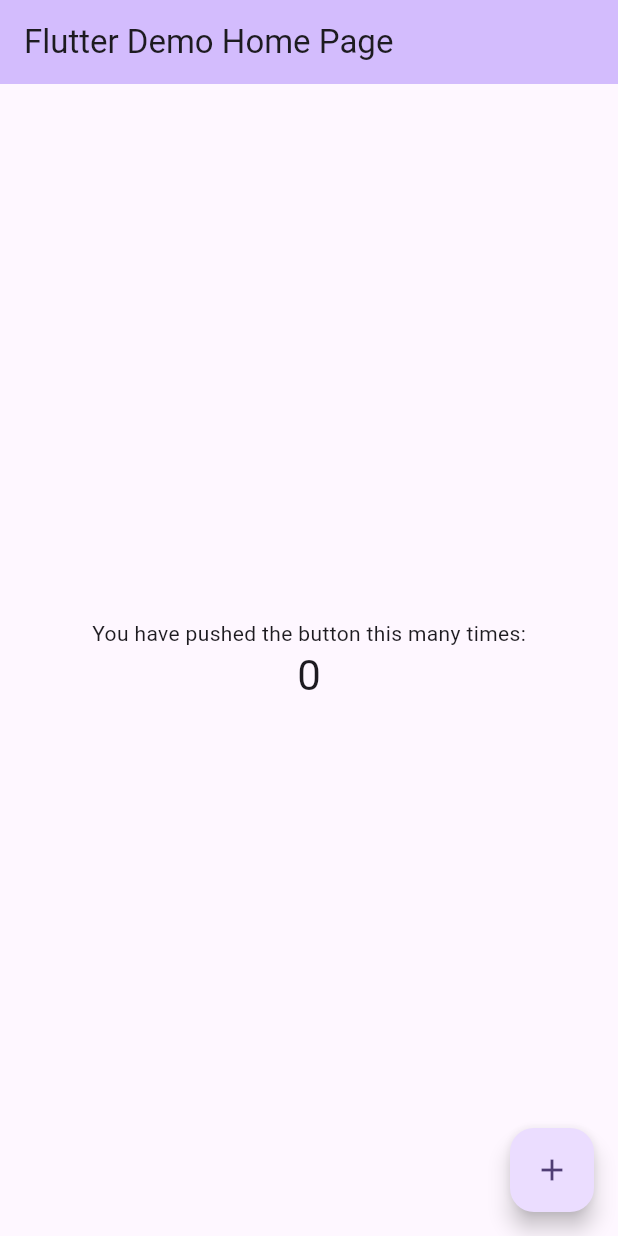
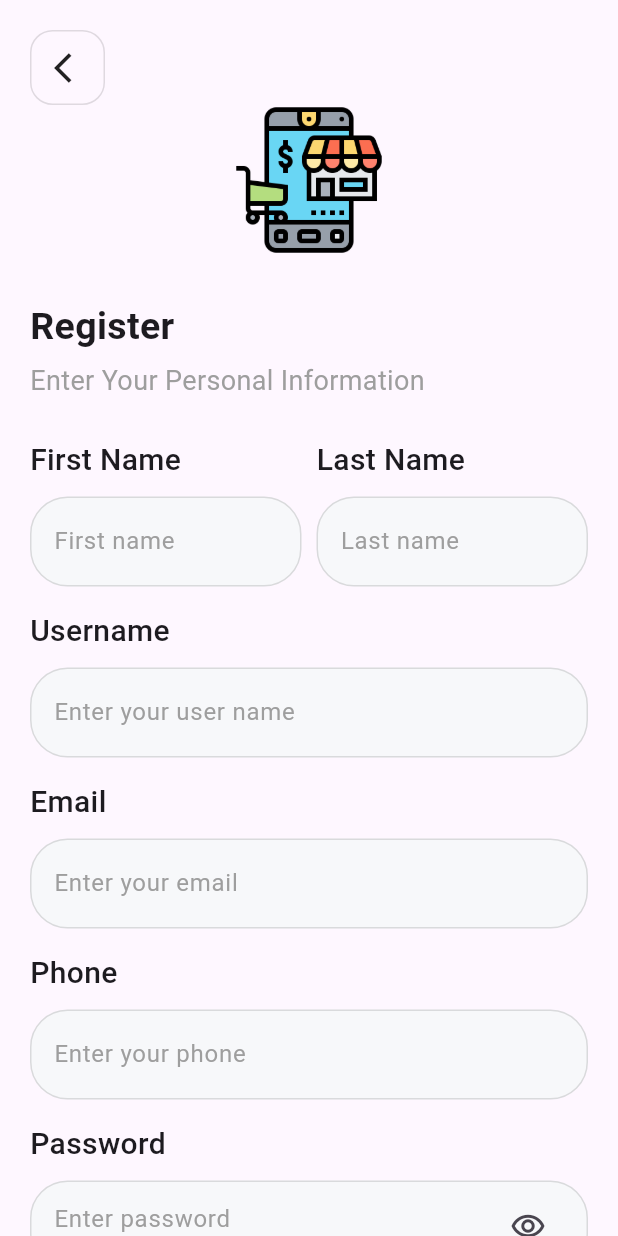
Before and after one commit to Mahmoud-Niazy/IEEE_Final_Project_Intermediate_Level_E-Commerce_App, a Flutter app: the screen it shows after launch, on a phone screen of 412 x 824 dp. Run offline on Flutter 3.47's test engine with Material 3 defaults, Android fonts, the phone set to English and light mode, and no system bars; our stand-ins replace dio.

Commit message:
'User Register Completed'

```diff
--- /dev/null
+++ b/lib/core/api_services/api_services.dart
@@ -0,0 +1,25 @@
+import 'package:dio/dio.dart';
+
+class ApiServices {
+  static late Dio dio;
+
+  static init() {
+    dio = Dio(
+      BaseOptions(
+        baseUrl: 'https://fakestoreapi.com/',
+      ),
+    );
+  }
+
+  Future<Response> postData({
+    required String path,
+    required Map<String,dynamic> data,
+  })async {
+    return await dio.post(
+      path,
+      data: data,
+    );
+  }
+
+
+}
--- /dev/null
+++ b/lib/core/app_assets/app_assets.dart
@@ -0,0 +1,3 @@
+class AppAssets{
+  static const String logo = 'assets/images/e-commerce.png';
+}
--- /dev/null
+++ b/lib/core/app_styles/app_styles.dart
@@ -0,0 +1,18 @@
+import 'package:flutter/material.dart';
+
+class AppStyles {
+  static const TextStyle style25 = TextStyle(
+    fontSize: 25,
+    fontWeight: FontWeight.bold,
+  );
+
+  static const TextStyle style18 = TextStyle(
+    fontSize: 18,
+    color: Colors.grey,
+  );
+
+  static const TextStyle style20 = TextStyle(
+    fontSize: 20,
+    fontWeight: FontWeight.w500,
+  );
+}
--- /dev/null
+++ b/lib/core/functions/show_snackbar.dart
@@ -0,0 +1,16 @@
+import 'package:flutter/material.dart';
+
+showSnackBar({
+  required BuildContext context,
+  required String text,
+  required Color color,
+}) {
+  ScaffoldMessenger.of(context).showSnackBar(
+    SnackBar(
+      content: Text(
+        text,
+      ),
+      backgroundColor: color,
+    ),
+  );
+}
--- /dev/null
+++ b/lib/core/widgets/custom_button.dart
@@ -0,0 +1,37 @@
+import 'package:flutter/material.dart';
+
+import '../app_styles/app_styles.dart';
+
+class CustomButton extends StatelessWidget {
+  final String title;
+
+  final void Function()? onPressed;
+
+  const CustomButton({
+    super.key,
+    required this.onPressed,
+    required this.title,
+  });
+
+  @override
+  Widget build(BuildContext context) {
+    return GestureDetector(
+      onTap: onPressed,
+      child: Container(
+        padding: const EdgeInsets.symmetric(vertical: 15),
+        width: double.infinity,
+        decoration: BoxDecoration(
+          color: Colors.blue,
+          borderRadius: BorderRadius.circular(25),
+        ),
+        child: Center(
+          child: Text(
+            title,
+            style:
+                AppStyles.style18.copyWith(color: Colors.white, fontSize: 16),
+          ),
+        ),
+      ),
+    );
+  }
+}
--- /dev/null
+++ b/lib/core/widgets/custom_icon_button.dart
@@ -0,0 +1,20 @@
+import 'package:flutter/material.dart';
+
+class CustomIconButton extends StatelessWidget{
+  final IconData icon ;
+  final void Function()? onPressed ;
+
+  const CustomIconButton({super.key,
+    required this.onPressed,
+    required this.icon,
+});
+  @override
+  Widget build(BuildContext context) {
+    return IconButton(
+      icon: Icon(
+        icon
+      ),
+      onPressed: onPressed,
+    );
+  }
+}
--- /dev/null
+++ b/lib/features/auth/data/models/user_model.dart
@@ -0,0 +1,44 @@
+class UserModel {
+  final int? id;
+  final String email;
+  final String userName;
+  final String fName;
+  final String lName;
+  final String password;
+  final String phone;
+
+  UserModel({
+    required this.phone,
+    required this.email,
+    required this.password,
+    required this.fName,
+    required this.lName,
+    required this.userName,
+    this.id,
+  });
+
+  factory UserModel.fromJson(Map<String, dynamic> json) {
+    return UserModel(
+      phone: json['phone'],
+      email: json['email'],
+      password: json['password'],
+      fName: json['name']['firstname'],
+      lName: json['name']['lastname'],
+      userName: json['username'],
+      id: json['id'],
+    );
+  }
+
+  toMap(){
+    return {
+      'email':email,
+      'username':userName,
+      'password':password,
+      'name':{
+        'firstname':fName,
+        'lastname':lName
+      },
+      'phone':phone
+    };
+  }
+}
--- /dev/null
+++ b/lib/features/auth/data/repos/auth_repo.dart
@@ -0,0 +1,5 @@
+import '../models/user_model.dart';
+
+abstract class AuthRepo {
+  Future<void> userRegister(UserModel user);
+}
--- /dev/null
+++ b/lib/features/auth/data/repos/auth_repo_imp.dart
@@ -0,0 +1,17 @@
+import 'package:e_commerce/core/api_services/api_services.dart';
+import 'package:e_commerce/features/auth/data/models/user_model.dart';
+import 'package:e_commerce/features/auth/data/repos/auth_repo.dart';
+
+class AuthRepoImp extends AuthRepo {
+  ApiServices apiServices;
+
+  AuthRepoImp(this.apiServices);
+
+  @override
+  Future<void> userRegister(UserModel user) async{
+    await apiServices.postData(
+      path: 'users',
+      data: user.toMap(),
+    );
+  }
+}
--- /dev/null
+++ b/lib/features/auth/presentation/manager/user_register_provider/user_register_provider.dart
@@ -0,0 +1,13 @@
+import 'package:e_commerce/features/auth/data/models/user_model.dart';
+import 'package:flutter/material.dart';
+
+import '../../../data/repos/auth_repo.dart';
+
+class UserRegisterProvider extends ChangeNotifier{
+  AuthRepo authRepo ;
+
+  UserRegisterProvider(this.authRepo);
+  Future<void> userRegister(UserModel user)async{
+    await authRepo.userRegister(user);
+  }
+}
--- /dev/null
+++ b/lib/features/auth/presentation/view/register_view.dart
@@ -0,0 +1,290 @@
+import 'package:e_commerce/core/api_services/api_services.dart';
+import 'package:e_commerce/core/app_assets/app_assets.dart';
+import 'package:e_commerce/core/app_styles/app_styles.dart';
+import 'package:e_commerce/core/functions/show_snackbar.dart';
+import 'package:e_commerce/core/widgets/custom_button.dart';
+import 'package:e_commerce/features/auth/data/models/user_model.dart';
+import 'package:e_commerce/features/auth/data/repos/auth_repo_imp.dart';
+import 'package:e_commerce/features/auth/presentation/manager/user_register_provider/user_register_provider.dart';
+import 'package:e_commerce/features/auth/presentation/view/widgets/back_button.dart';
+import 'package:e_commerce/features/auth/presentation/view/widgets/custom_text_form_field.dart';
+import 'package:flutter/material.dart';
+import 'package:provider/provider.dart';
+
+class RegisterView extends StatelessWidget {
+  static TextEditingController fNameController = TextEditingController();
+  static TextEditingController lNameController = TextEditingController();
+  static TextEditingController userNameController = TextEditingController();
+  static TextEditingController emailController = TextEditingController();
+  static TextEditingController phoneController = TextEditingController();
+  static TextEditingController passwordController = TextEditingController();
+  static TextEditingController confirmPasswordController =
+      TextEditingController();
+
+  static GlobalKey<FormState> formKey = GlobalKey<FormState>();
+
+  const RegisterView({super.key});
+
+  @override
+  Widget build(BuildContext context) {
+    return Scaffold(
+      body: SafeArea(
+        child: Padding(
+          padding: const EdgeInsets.only(
+            right: 20,
+            left: 20,
+            top: 20,
+          ),
+          child: SingleChildScrollView(
+            physics: const BouncingScrollPhysics(),
+            child: Form(
+              key: formKey,
+              child: ChangeNotifierProvider(
+                create: (context) =>
+                    UserRegisterProvider(AuthRepoImp(ApiServices())),
+                child: Column(
+                  crossAxisAlignment: CrossAxisAlignment.start,
+                  children: [
+                    const CustomBackButton(),
+                    Center(
+                      child: Image.asset(
+                        AppAssets.logo,
+                        height: 100,
+                      ),
+                    ),
+                    const SizedBox(
+                      height: 30,
+                    ),
+                    const Text(
+                      'Register',
+                      style: AppStyles.style25,
+                    ),
+                    const SizedBox(
+                      height: 5,
+                    ),
+                    const Text(
+                      'Enter Your Personal Information',
+                      style: AppStyles.style18,
+                    ),
+                    const SizedBox(
+                      height: 25,
+                    ),
+                    Row(
+                      children: [
+                        Expanded(
+                          child: Column(
+                            crossAxisAlignment: CrossAxisAlignment.start,
+                            children: [
+                              Text(
+                                'First Name',
+                                style: AppStyles.style20,
+                              ),
+                              SizedBox(
+                                height: 10,
+                              ),
+                              CustomTextFormField(
+                                title: 'First name',
+                                controller: fNameController,
+                                validator: (value) {
+                                  if (value!.isEmpty) {
+                                    return 'Enter your first name';
+                                  }
+                                  return null;
+                                },
+                              ),
+                            ],
+                          ),
+                        ),
+                        SizedBox(
+                          width: 10,
+                        ),
+                        Expanded(
+                          child: Column(
+                            crossAxisAlignment: CrossAxisAlignment.start,
+                            children: [
+                              Text(
+                                'Last Name',
+                                style: AppStyles.style20,
+                              ),
+                              SizedBox(
+                                height: 10,
+                              ),
+                              CustomTextFormField(
+                                title: 'Last name',
+                                controller: lNameController,
+                                validator: (value) {
+                                  if (value!.isEmpty) {
+                                    return 'Enter your last name';
+                                  }
+                                  return null;
+                                },
+                              ),
+                            ],
+                          ),
+                        ),
+                      ],
+                    ),
+                    const SizedBox(
+                      height: 15,
+                    ),
+                    const Text(
+                      'Username',
+                      style: AppStyles.style20,
+                    ),
+                    const SizedBox(
+                      height: 10,
+                    ),
+                    CustomTextFormField(
+                      title: 'Enter your user name',
+                      controller: userNameController,
+                      validator: (value) {
+                        if (value!.isEmpty) {
+                          return 'Enter your user name';
+                        }
+                        return null;
+                      },
+                    ),
+                    const SizedBox(
+                      height: 15,
+                    ),
+                    const Text(
+                      'Email',
+                      style: AppStyles.style20,
+                    ),
+                    const SizedBox(
+                      height: 10,
+                    ),
+                    CustomTextFormField(
+                      title: 'Enter your email',
+                      keyboardType: TextInputType.emailAddress,
+                      controller: emailController,
+                      validator: (value) {
+                        if (value!.isEmpty) {
+                          return 'Enter your email';
+                        }
+                        if (!emailController.text.contains('@')) {
+                          return 'Email is not valid';
+                        }
+                        return null;
+                      },
+                    ),
+                    const SizedBox(
+                      height: 15,
+                    ),
+                    const Text(
+                      'Phone',
+                      style: AppStyles.style20,
+                    ),
+                    const SizedBox(
+                      height: 10,
+                    ),
+                    CustomTextFormField(
+                      title: 'Enter your phone',
+                      controller: phoneController,
+                      validator: (value) {
+                        if (value!.isEmpty) {
+                          return 'Enter your phone';
+                        }
+                        if (phoneController.text.length != 11) {
+                          return 'Phone must be 11 numbers';
+                        }
+                        return null;
+                      },
+                      keyboardType: TextInputType.phone,
+                    ),
+                    const SizedBox(
+                      height: 15,
+                    ),
+                    const Text(
+                      'Password',
+                      style: AppStyles.style20,
+                    ),
+                    const SizedBox(
+                      height: 10,
+                    ),
+                    CustomTextFormField(
+                      title: 'Enter password',
+                      controller: passwordController,
+                      validator: (value) {
+                        if (value!.isEmpty) {
+                          return 'Enter your password';
+                        }
+                        return null;
+                      },
+                      isPassword: true,
+                      isSuffixIconShown: true,
+                    ),
+                    const SizedBox(
+                      height: 15,
+                    ),
+                    const Text(
+                      'Confirm Password',
+                      style: AppStyles.style20,
+                    ),
+                    const SizedBox(
+                      height: 10,
+                    ),
+                    CustomTextFormField(
+                      title: 'Enter confirm password',
+                      controller: confirmPasswordController,
+                      validator: (value) {
+                        if (value!.isEmpty) {
+                          return 'Enter password confirmation';
+                        }
+                        if (passwordController.text !=
+                            confirmPasswordController.text) {
+                          return 'two passwords are not equal';
+                        }
+                        return null;
+                      },
+                      isPassword: true,
+                      isSuffixIconShown: true,
+                    ),
+                    const SizedBox(
+                      height: 20,
+                    ),
+                    Consumer<UserRegisterProvider>(
+                        builder: (context, userRegisterProvider, child) {
+                      return CustomButton(
+                        onPressed: () async {
+                          if (formKey.currentState!.validate()) {
+                            try {
+                              UserModel user = UserModel(
+                                phone: phoneController.text,
+                                email: emailController.text,
+                                password: passwordController.text,
+                                fName: fNameController.text,
+                                lName: lNameController.text,
+                                userName: userNameController.text,
+                              );
+                              await userRegisterProvider.userRegister(user);
+                              showSnackBar(
+                                context: context,
+                                text: 'Success',
+                                color: Colors.blue,
+                              );
+                            } catch (error) {
+                              showSnackBar(
+                                context: context,
+                                text: 'Error',
+                                color: Colors.red,
+                              );
+                            }
+                          }
+                        },
+                        title: 'Register',
+                      );
+                    }),
+                    SizedBox(
+                      height: 60,
+                    ),
+                  ],
+                ),
+              ),
+            ),
+          ),
+        ),
+      ),
+    );
+  }
+}
--- /dev/null
+++ b/lib/features/auth/presentation/view/widgets/back_button.dart
@@ -0,0 +1,28 @@
+import 'package:flutter/material.dart';
+
+class CustomBackButton extends StatelessWidget{
+  const CustomBackButton({super.key});
+
+  @override
+  Widget build(BuildContext context) {
+    return GestureDetector(
+      onTap: (){},
+      child: Container(
+        height: 50,
+        width: 50,
+        padding: const EdgeInsets.symmetric(
+          horizontal: 15,
+        ),
+        decoration: BoxDecoration(
+          border: Border.all(
+            color: Colors.black12,
+          ),
+          borderRadius: BorderRadius.circular(15),
+        ),
+        child: const Icon(
+          Icons.arrow_back_ios,
+        ),
+      ),
+    );
+  }
+}
--- /dev/null
+++ b/lib/features/auth/presentation/view/widgets/custom_text_form_field.dart
@@ -0,0 +1,67 @@
+import 'package:e_commerce/core/widgets/custom_icon_button.dart';
+import 'package:flutter/material.dart';
+
+import '../../../../../core/app_styles/app_styles.dart';
+
+class CustomTextFormField extends StatefulWidget {
+  final String title;
+  bool isPassword;
+  final bool isSuffixIconShown;
+  final TextInputType? keyboardType ;
+  final String? Function(String?)? validator ;
+  final TextEditingController controller ;
+
+  CustomTextFormField({
+    super.key,
+    required this.title,
+    this.isPassword = false,
+    this.isSuffixIconShown = false,
+    this.keyboardType,
+    required this.validator,
+    required this.controller,
+  });
+
+  @override
+  State<CustomTextFormField> createState() => _CustomTextFormFieldState();
+}
+
+class _CustomTextFormFieldState extends State<CustomTextFormField> {
+  @override
+  Widget build(BuildContext context) {
+    return Container(
+      decoration: BoxDecoration(
+        color: const Color(0xFFF7F8FA),
+        border: Border.all(
+          color: Colors.black12,
+        ),
+        borderRadius: BorderRadius.circular(25),
+      ),
+      padding: const EdgeInsets.symmetric(horizontal: 15, vertical: 5),
+      child: TextFormField(
+        controller: widget.controller,
+        validator: widget.validator,
+        keyboardType: widget.keyboardType ,
+        decoration: InputDecoration(
+          border: InputBorder.none,
+          hintText: widget.title,
+          hintStyle: AppStyles.style18.copyWith(
+            fontSize: 16,
+          ),
+          suffixIcon: widget.isSuffixIconShown == true
+              ? CustomIconButton(
+                  onPressed: () {
+                    setState(() {
+                      widget.isPassword = !widget.isPassword;
+                    });
+                  },
+                  icon: widget.isPassword
+                      ? Icons.remove_red_eye_outlined
+                      : Icons.visibility_off_outlined,
+                )
+              : null,
+        ),
+        obscureText: widget.isPassword,
+      ),
+    );
+  }
+}
--- a/lib/main.dart
+++ b/lib/main.dart
@@ -1,125 +1,19 @@
+import 'package:e_commerce/core/api_services/api_services.dart';
+import 'package:e_commerce/features/auth/presentation/view/register_view.dart';
 import 'package:flutter/material.dart';
 
-void main() {
+void main(){
+  ApiServices.init();
   runApp(const MyApp());
 }
 
-class MyApp extends StatelessWidget {
+class MyApp extends StatelessWidget{
   const MyApp({super.key});
 
-  // This widget is the root of your application.
   @override
   Widget build(BuildContext context) {
-    return MaterialApp(
-      title: 'Flutter Demo',
-      theme: ThemeData(
-        // This is the theme of your application.
-        //
-        // TRY THIS: Try running your application with "flutter run". You'll see
-        // the application has a purple toolbar. Then, without quitting the app,
-        // try changing the seedColor in the colorScheme below to Colors.green
-        // and then invoke "hot reload" (save your changes or press the "hot
-        // reload" button in a Flutter-supported IDE, or press "r" if you used
-        // the command line to start the app).
-        //
-        // Notice that the counter didn't reset back to zero; the application
-        // state is not lost during the reload. To reset the state, use hot
-        // restart instead.
-        //
-        // This works for code too, not just values: Most code changes can be
-        // tested with just a hot reload.
-        colorScheme: ColorScheme.fromSeed(seedColor: Colors.deepPurple),
-        useMaterial3: true,
-      ),
-      home: const MyHomePage(title: 'Flutter Demo Home Page'),
+    return const MaterialApp(
+      home: RegisterView(),
     );
   }
 }
-
-class MyHomePage extends StatefulWidget {
-  const MyHomePage({super.key, required this.title});
-
-  // This widget is the home page of your application. It is stateful, meaning
-  // that it has a State object (defined below) that contains fields that affect
-  // how it looks.
-
-  // This class is the configuration for the state. It holds the values (in this
-  // case the title) provided by the parent (in this case the App widget) and
-  // used by the build method of the State. Fields in a Widget subclass are
-  // always marked "final".
-
-  final String title;
-
-  @override
-  State<MyHomePage> createState() => _MyHomePageState();
-}
-
-class _MyHomePageState extends State<MyHomePage> {
-  int _counter = 0;
-
-  void _incrementCounter() {
-    setState(() {
-      // This call to setState tells the Flutter framework that something has
-      // changed in this State, which causes it to rerun the build method below
-      // so that the display can reflect the updated values. If we changed
-      // _counter without calling setState(), then the build method would not be
-      // called again, and so nothing would appear to happen.
-      _counter++;
-    });
-  }
-
-  @override
-  Widget build(BuildContext context) {
-    // This method is rerun every time setState is called, for instance as done
-    // by the _incrementCounter method above.
-    //
-    // The Flutter framework has been optimized to make rerunning build methods
-    // fast, so that you can just rebuild anything that needs updating rather
-    // than having to individually change instances of widgets.
-    return Scaffold(
-      appBar: AppBar(
-        // TRY THIS: Try changing the color here to a specific color (to
-        // Colors.amber, perhaps?) and trigger a hot reload to see the AppBar
-        // change color while the other colors stay the same.
-        backgroundColor: Theme.of(context).colorScheme.inversePrimary,
-        // Here we take the value from the MyHomePage object that was created by
-        // the App.build method, and use it to set our appbar title.
-        title: Text(widget.title),
-      ),
-      body: Center(
-        // Center is a layout widget. It takes a single child and positions it
-        // in the middle of the parent.
-        child: Column(
-          // Column is also a layout widget. It takes a list of children and
-          // arranges them vertically. By default, it sizes itself to fit its
-          // children horizontally, and tries to be as tall as its parent.
-          //
-          // Column has various properties to control how it sizes itself and
-          // how it positions its children. Here we use mainAxisAlignment to
-          // center the children vertically; the main axis here is the vertical
-          // axis because Columns are vertical (the cross axis would be
-          // horizontal).
-          //
-          // TRY THIS: Invoke "debug painting" (choose the "Toggle Debug Paint"
-          // action in the IDE, or press "p" in the console), to see the
-          // wireframe for each widget.
-          mainAxisAlignment: MainAxisAlignment.center,
-          children: <Widget>[
-            const Text(
-              'You have pushed the button this many times:',
-            ),
-            Text(
-              '$_counter',
-              style: Theme.of(context).textTheme.headlineMedium,
-            ),
-          ],
-        ),
-      ),
-      floatingActionButton: FloatingActionButton(
-        onPressed: _incrementCounter,
-        tooltip: 'Increment',
-        child: const Icon(Icons.add),
-      ), // This trailing comma makes auto-formatting nicer for build methods.
-    );
-  }
-}
--- a/pubspec.yaml
+++ b/pubspec.yaml
@@ -30,6 +30,8 @@ environment:
 dependencies:
   flutter:
     sdk: flutter
+  dio: ^5.4.0
+  provider: ^6.1.1
 
 
   # The following adds the Cupertino Icons font to your application.
@@ -59,8 +61,8 @@ flutter:
   uses-material-design: true
 
   # To add assets to your application, add an assets section, like this:
-  # assets:
-  #   - images/a_dot_burr.jpeg
+  assets:
+    - assets/images/e-commerce.png
   #   - images/a_dot_ham.jpeg
 
   # An image asset can refer to one or more resolution-specific "variants", see
```
Also changed, not shown: assets/images/e-commerce.png (added), lib/features/auth/presentation/view/login_view.dart (added), lib/features/layout/presentation/view/layout_view.dart (added), lib/features/splash/presentation/view/splash_view.dart (added), pubspec.lock.
